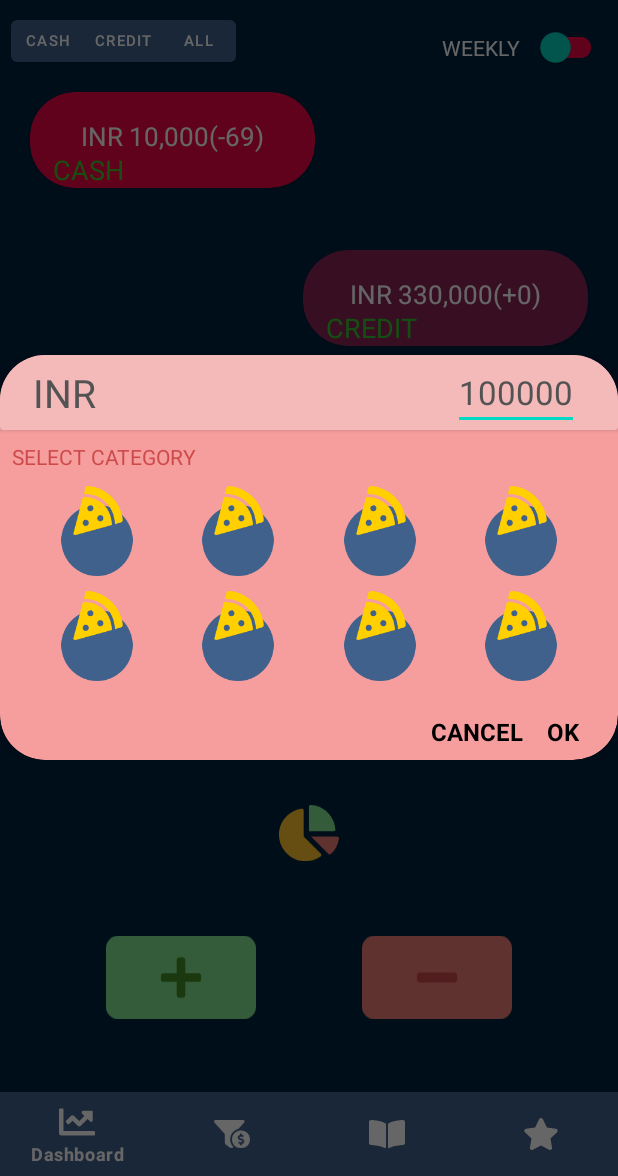
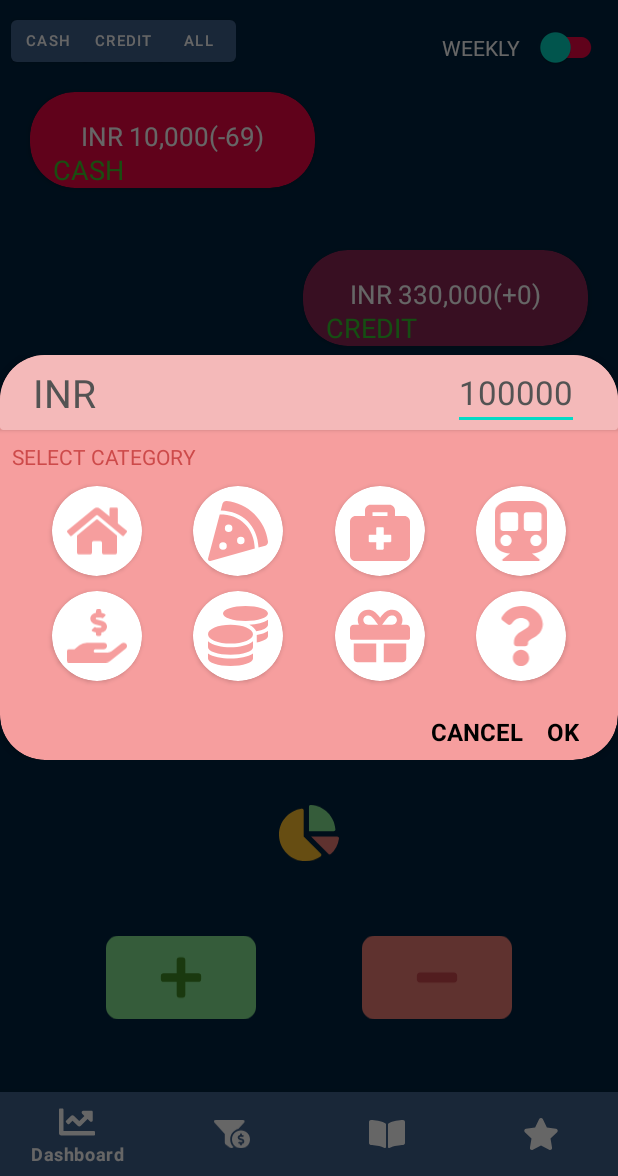
Before and after one commit to Suswan114/70S, an Android app: the screen it shows after launch (MainActivity), after a tap on an icon or button, on a phone screen of 412 x 824 dp, the part 60-1236 px from its top. Run offline under Robolectric (Android 15) with nearby library versions, the phone set to English and light mode, and no system bars.

Commit message:
leaderboard and plus minus page assets added

```diff
--- a/app/src/main/res/layout/fragment_leaderboard.xml
+++ b/app/src/main/res/layout/fragment_leaderboard.xml
@@ -123,11 +123,12 @@
                 android:layout_marginTop="12dp"
                 android:clickable="true"
                 android:focusable="true"
-                android:src="@drawable/ic_launcher_background"
+                android:src="@drawable/ic_lightbulb"
                 app:layout_constraintEnd_toEndOf="parent"
                 app:layout_constraintStart_toEndOf="@id/hor_bar"
                 app:layout_constraintTop_toBottomOf="@id/ver_bar"
-                tools:ignore="TouchTargetSizeCheck,TouchTargetSizeCheck" />
+                tools:ignore="TouchTargetSizeCheck,TouchTargetSizeCheck"
+                app:tint="#F33030" />
 
             <ImageView
                 android:layout_width="4dp"
@@ -142,7 +143,7 @@
                 />
             <androidx.cardview.widget.CardView
                 android:layout_width="match_parent"
-                android:layout_height="76dp"
+                android:layout_height="80dp"
                 android:layout_marginTop="10dp"
                 app:layout_constraintTop_toBottomOf="@id/help"
                 android:backgroundTint="@color/white">
@@ -178,11 +179,11 @@
         app:layout_constraintTop_toTopOf="@id/leaderboard_text"
         app:layout_constraintBottom_toBottomOf="@id/leaderboard_text"
         app:layout_constraintEnd_toEndOf="parent"
-        android:src="@drawable/ic_launcher_background"
+        android:src="@drawable/ic_award"
         android:layout_marginEnd="40dp"
         android:clickable="true"
         android:focusable="true"
-        />
+        app:tint="#FFCF00" />
     <androidx.cardview.widget.CardView
         android:layout_width="match_parent"
         android:layout_height="0dp"
--- a/app/src/main/res/layout/minus_dialog_layout.xml
+++ b/app/src/main/res/layout/minus_dialog_layout.xml
@@ -50,7 +50,7 @@
 
 
 
-            <ImageView
+            <androidx.cardview.widget.CardView
                 android:layout_width="60dp"
                 android:layout_height="60dp"
                 android:id="@+id/essentials_button"
@@ -58,81 +58,145 @@
                 android:layout_marginTop="10dp"
                 app:layout_constraintEnd_toStartOf="@id/entertainment_button"
                 app:layout_constraintStart_toStartOf="parent"
-                android:src="@drawable/ic_food_circle"
+                app:cardCornerRadius="30dp"
+                android:backgroundTint="@color/white"
                 android:clickable="true"
-                android:focusable="true"/>
+                android:focusable="true">
                 <ImageView
+                    android:layout_width="40dp"
+                    android:layout_height="40dp"
+                    android:src="@drawable/ic_hand_holding_usd"
+                    android:layout_gravity="center"
+                    app:tint="#F69E9E"/>
+            </androidx.cardview.widget.CardView>
+            <androidx.cardview.widget.CardView
                 android:layout_width="60dp"
                 android:layout_height="60dp"
                 android:id="@+id/entertainment_button"
                 app:layout_constraintTop_toTopOf="@id/essentials_button"
                 app:layout_constraintStart_toEndOf="@id/essentials_button"
                 app:layout_constraintEnd_toStartOf="@id/gift_button"
-                android:src="@drawable/ic_food_circle"
+                app:cardCornerRadius="30dp"
+                android:backgroundTint="@color/white"
                 android:clickable="true"
-                android:focusable="true"/>
+                android:focusable="true">
                 <ImageView
+                    android:layout_width="40dp"
+                    android:layout_height="40dp"
+                    android:src="@drawable/ic_coins"
+                    android:layout_gravity="center"
+                    app:tint="#F69E9E"/>
+            </androidx.cardview.widget.CardView>
+            <androidx.cardview.widget.CardView
                 android:layout_width="60dp"
                 android:layout_height="60dp"
                 android:id="@+id/gift_button"
                 app:layout_constraintTop_toTopOf="@id/essentials_button"
                 app:layout_constraintStart_toEndOf="@id/entertainment_button"
                 app:layout_constraintEnd_toStartOf="@id/miscellaneous_button"
-                android:src="@drawable/ic_food_circle"
+                app:cardCornerRadius="30dp"
+                android:backgroundTint="@color/white"
                 android:clickable="true"
-                android:focusable="true"/>
+                android:focusable="true">
                 <ImageView
+                    android:layout_width="40dp"
+                    android:layout_height="40dp"
+                    android:src="@drawable/ic_gift"
+                    android:layout_gravity="center"
+                    app:tint="#F69E9E"/>
+            </androidx.cardview.widget.CardView>
+            <androidx.cardview.widget.CardView
                 android:layout_width="60dp"
                 android:layout_height="60dp"
                 android:id="@+id/miscellaneous_button"
                 app:layout_constraintTop_toTopOf="@id/essentials_button"
                 app:layout_constraintStart_toEndOf="@id/gift_button"
                 app:layout_constraintEnd_toEndOf="parent"
-                android:src="@drawable/ic_food_circle"
+                app:cardCornerRadius="30dp"
+                android:backgroundTint="@color/white"
                 android:clickable="true"
-                android:focusable="true"/>
+                android:focusable="true">
+                <ImageView
+                    android:layout_width="40dp"
+                    android:layout_height="40dp"
+                    android:src="@drawable/ic_question"
+                    android:layout_gravity="center"
+                    app:tint="#F69E9E"/>
+            </androidx.cardview.widget.CardView>
 
-            <ImageView
+            <androidx.cardview.widget.CardView
                 android:layout_width="60dp"
                 android:layout_height="60dp"
+                app:cardCornerRadius="30dp"
                 android:id="@+id/house_button"
                 app:layout_constraintTop_toBottomOf="@id/select_category_text"
                 android:layout_marginTop="10dp"
                 app:layout_constraintEnd_toStartOf="@id/food_button"
                 app:layout_constraintStart_toStartOf="parent"
-                android:src="@drawable/ic_food_circle"
                 android:clickable="true"
-                android:focusable="true"/>
+                android:backgroundTint="@color/white"
+                android:focusable="true">
                 <ImageView
+                    android:layout_width="40dp"
+                    android:layout_height="40dp"
+                    android:src="@drawable/ic_home"
+                    android:layout_gravity="center"
+                    app:tint="#F69E9E" />
+            </androidx.cardview.widget.CardView>
+            <androidx.cardview.widget.CardView
                 android:layout_width="60dp"
                 android:layout_height="60dp"
                 android:id="@+id/food_button"
                 app:layout_constraintTop_toTopOf="@id/house_button"
                 app:layout_constraintStart_toEndOf="@id/house_button"
                 app:layout_constraintEnd_toStartOf="@id/medicine_button"
-                android:src="@drawable/ic_food_circle"
+                app:cardCornerRadius="30dp"
+                android:backgroundTint="@color/white"
                 android:clickable="true"
-                android:focusable="true"/>
+                android:focusable="true">
                 <ImageView
+                    android:layout_width="40dp"
+                    android:layout_height="40dp"
+                    android:src="@drawable/ic_pizza_slice"
+                    android:layout_gravity="center"
+                    app:tint="#F69E9E"/>
+            </androidx.cardview.widget.CardView>
+            <androidx.cardview.widget.CardView
                 android:layout_width="60dp"
                 android:layout_height="60dp"
                 android:id="@+id/medicine_button"
                 app:layout_constraintTop_toTopOf="@id/house_button"
                 app:layout_constraintStart_toEndOf="@id/food_button"
                 app:layout_constraintEnd_toStartOf="@id/transport_button"
-                android:src="@drawable/ic_food_circle"
+                app:cardCornerRadius="30dp"
+                android:backgroundTint="@color/white"
                 android:clickable="true"
-                android:focusable="true"/>
+                android:focusable="true">
                 <ImageView
+                    android:layout_width="40dp"
+                    android:layout_height="40dp"
+                    android:src="@drawable/ic_briefcase_medical"
+                    android:layout_gravity="center"
+                    app:tint="#F69E9E"/>
+            </androidx.cardview.widget.CardView>
+            <androidx.cardview.widget.CardView
                 android:layout_width="60dp"
                 android:layout_height="60dp"
                 android:id="@+id/transport_button"
                 app:layout_constraintTop_toTopOf="@id/house_button"
                 app:layout_constraintStart_toEndOf="@id/medicine_button"
                 app:layout_constraintEnd_toEndOf="parent"
-                android:src="@drawable/ic_food_circle"
+                app:cardCornerRadius="30dp"
+                android:backgroundTint="@color/white"
                 android:clickable="true"
-                android:focusable="true"/>
+                android:focusable="true">
+                <ImageView
+                    android:layout_width="40dp"
+                    android:layout_height="40dp"
+                    android:src="@drawable/ic_subway"
+                    android:layout_gravity="center"
+                    app:tint="#F69E9E"/>
+            </androidx.cardview.widget.CardView>
 
 
             <TextView
```
Lines whose indentation alone changed are shown as unchanged.
